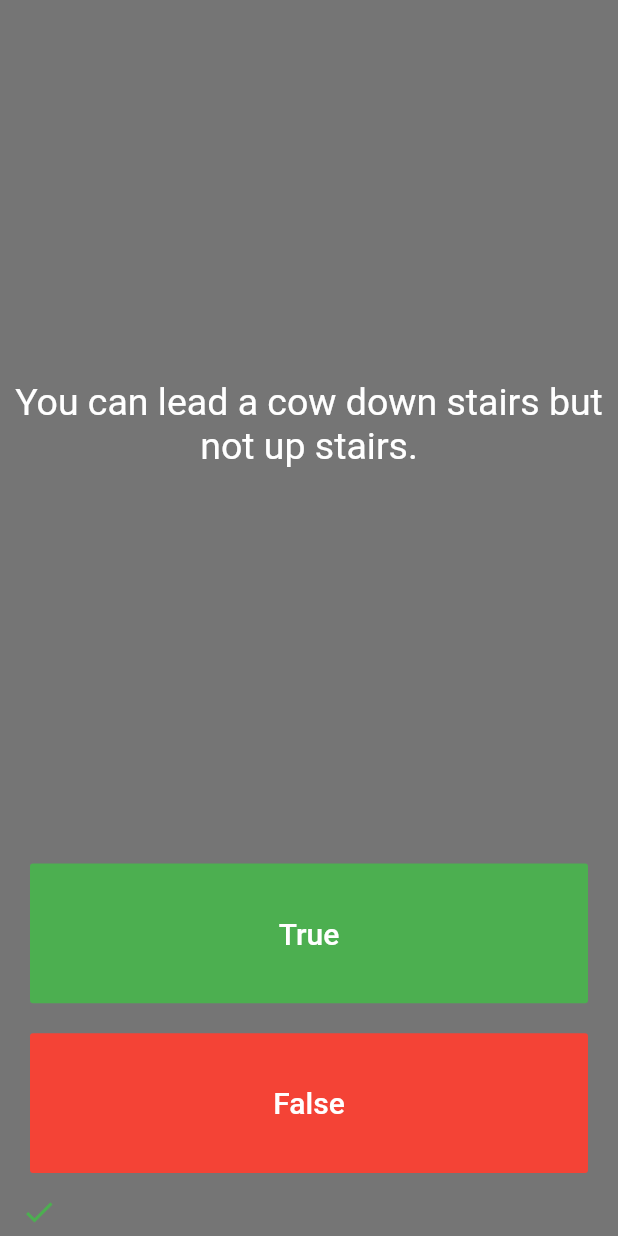
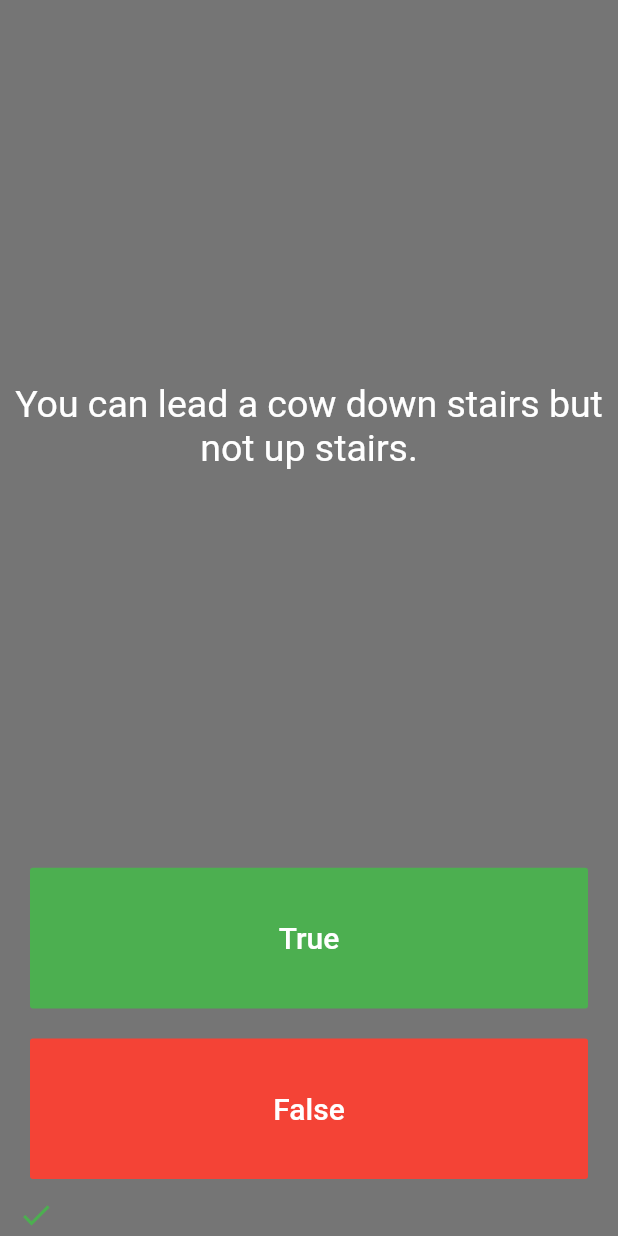
Before and after one commit to mojbrady/flutter-showcase, a Flutter app: the screen it shows after launch, after a tap on "True", on a phone screen of 412 x 824 dp. Run offline on Flutter 3.47's test engine with Material 2 defaults, Android fonts, the light colour scheme and no system bars; our stand-ins replace audioplayers, datetime_picker_formfield, rflutter_alert; network calls fail.

Commit message:
refactor quizler

```diff
--- a/quizzler/lib/main.dart
+++ b/quizzler/lib/main.dart
@@ -1,6 +1,7 @@
 import 'package:flutter/cupertino.dart';
 import 'package:flutter/material.dart';
 import 'package:quizzler/quiz_master.dart';
+import 'package:rflutter_alert/rflutter_alert.dart';
 
 QuizMaster quizMaster = QuizMaster();
 
@@ -34,13 +35,22 @@
 
 class _QuizzPageState extends State<QuizzPage> {
   List<Widget> scoreKeeper = [];
+  int _score = 0;
 
   void checkScore(bool answer) {
     setState(() {
-      scoreKeeper.add(
-          (quizMaster.checkAnswer(answer)) ? createCheck() : createClose());
+      if (quizMaster.checkAnswer(answer)) {
+        scoreKeeper.add(createCheck());
+        _score++;
+      } else {
+        scoreKeeper.add(createClose());
+      }
+      if (!quizMaster.nextQuestion()) {
+        createAlert(_score, scoreKeeper.length, context).show();
+        scoreKeeper = [];
+        _score = 0;
+      }
     });
-    quizMaster.nextQuestion();
   }
 
   @override
@@ -74,9 +84,28 @@
     );
   }
 
+  Alert createAlert(int correct, int total, BuildContext context) {
+    return Alert(
+      context: context,
+      type: AlertType.info,
+      title: "You have successfully completed the quiz.",
+      desc: "Your score is: $correct/$total",
+      buttons: [
+        DialogButton(
+          child: Text(
+            "OK",
+            style: TextStyle(color: Colors.white, fontSize: 20),
+          ),
+          onPressed: () => Navigator.pop(context),
+          width: 120,
+        )
+      ],
+    );
+  }
+
   Widget createCheck() {
     return Padding(
-      padding: const EdgeInsets.all(4.0),
+      padding: const EdgeInsets.all(2.0),
       child: Icon(
         Icons.check,
         color: Colors.green,
@@ -86,7 +115,7 @@
 
   Widget createClose() {
     return Padding(
-      padding: const EdgeInsets.all(4.0),
+      padding: const EdgeInsets.all(2.0),
       child: Icon(
         Icons.close,
         color: Colors.red,
--- a/quizzler/lib/quiz_master.dart
+++ b/quizzler/lib/quiz_master.dart
@@ -28,7 +28,6 @@
         'In West Virginia, USA, if you accidentally hit an animal with your car, you are free to take it home to eat.',
         true),
   ];
-
   int _index = 0;
 
   bool checkAnswer(bool answer) {
@@ -39,9 +38,13 @@
     return _questions[_index].question;
   }
 
-  void nextQuestion() {
+  bool nextQuestion() {
     if (_index < _questions.length - 1) {
       _index++;
+      return true;
+    } else {
+      _index = 0;
     }
+    return false;
   }
 }
--- a/quizzler/pubspec.yaml
+++ b/quizzler/pubspec.yaml
@@ -14,6 +14,7 @@
 dev_dependencies:
   flutter_test:
     sdk: flutter
+  rflutter_alert: ^1.0.3
 
 flutter:
   uses-material-design: true
```
Also changed, not shown: quizzler/pubspec.lock.
